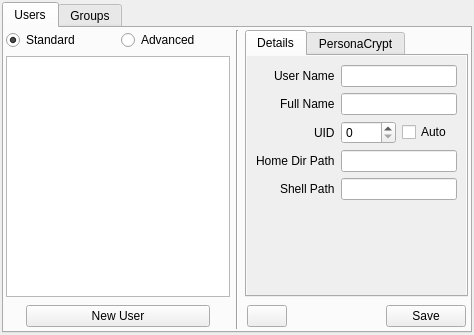
Qt form src-qt5/gui_client/pages/page_users.ui (trueos/sysadm-ui-qt) before a commit.
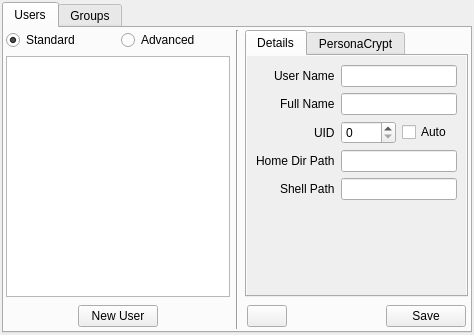
The same form after that commit. Icons and pictures are not drawn.

Commit message: Commit the beginnings of the user manager UI backend. Now it will list the users at least (page disabled in source for the moment).

Patch:
```diff
--- a/src-qt5/gui_client/pages/page_users.ui
+++ b/src-qt5/gui_client/pages/page_users.ui
@@ -371,7 +371,7 @@
             <enum>Qt::Horizontal</enum>
            </property>
            <property name="sizeType">
-            <enum>QSizePolicy::Preferred</enum>
+            <enum>QSizePolicy::Expanding</enum>
            </property>
            <property name="sizeHint" stdset="0">
             <size>
@@ -404,7 +404,7 @@
             <enum>Qt::Horizontal</enum>
            </property>
            <property name="sizeType">
-            <enum>QSizePolicy::Preferred</enum>
+            <enum>QSizePolicy::Expanding</enum>
            </property>
            <property name="sizeHint" stdset="0">
             <size>
```
Left out of the diff: 6 changed lines with no effect on the pictures. The commit also changes 2 other files.
